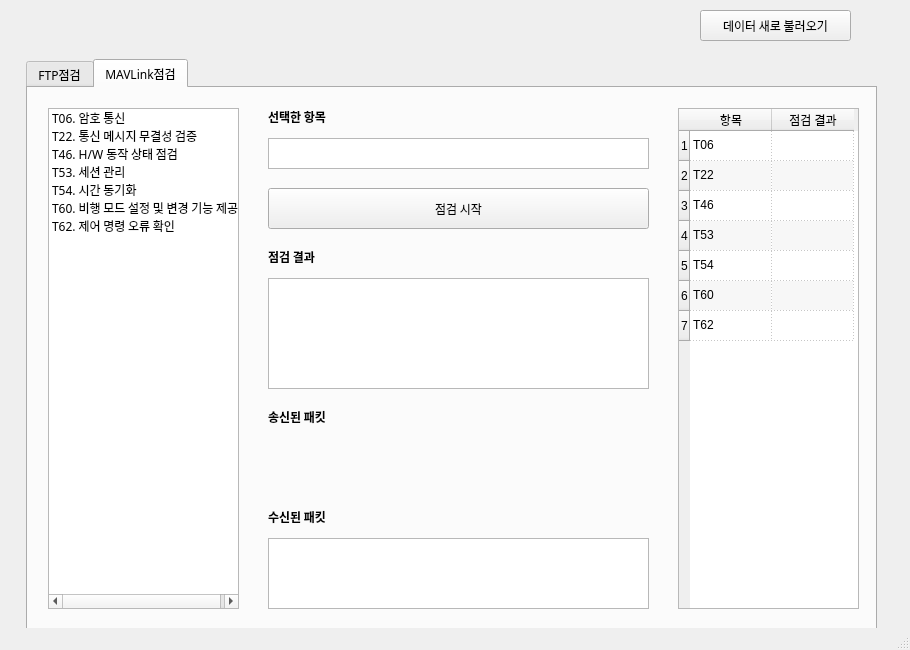
Herrtane/PX4Inspector, file ui/PX4Inspector.ui: the form before one commit.
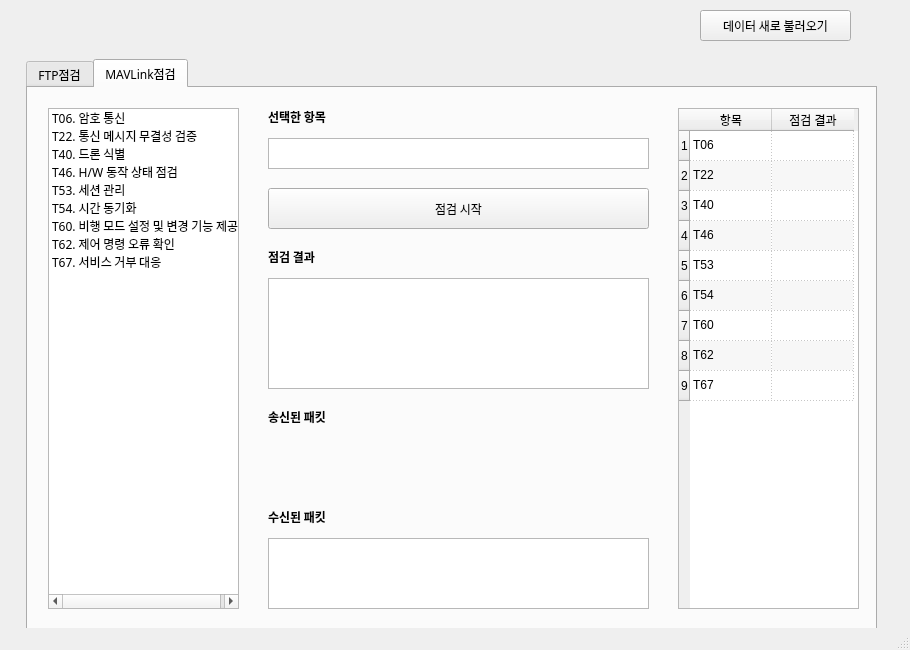
The form after the commit. The open tabs and pages were chosen to show the change.

Diff of the .ui file:
```diff
--- a/ui/PX4Inspector.ui
+++ b/ui/PX4Inspector.ui
@@ -352,6 +352,11 @@
         <string>T22. 통신 메시지 무결성 검증</string>
        </property>
       </item>
+      <item>
+       <property name="text">
+        <string>T40. 드론 식별</string>
+       </property>
+      </item>
       <item>
        <property name="text">
         <string>T46. H/W 동작 상태 점검</string>
@@ -377,6 +382,11 @@
         <string>T62. 제어 명령 오류 확인</string>
        </property>
       </item>
+      <item>
+       <property name="text">
+        <string>T67. 서비스 거부 대응</string>
+       </property>
+      </item>
      </widget>
      <widget class="QTableWidget" name="mavlink_result_tableWidget">
       <property name="geometry">
@@ -445,6 +455,16 @@
         <string>7</string>
        </property>
       </row>
+      <row>
+       <property name="text">
+        <string>8</string>
+       </property>
+      </row>
+      <row>
+       <property name="text">
+        <string>9</string>
+       </property>
+      </row>
       <column>
        <property name="text">
         <string>항목</string>
@@ -477,39 +497,39 @@
       </item>
       <item row="2" column="0">
        <property name="text">
+        <string>T40</string>
+       </property>
+      </item>
+      <item row="2" column="1">
+       <property name="text">
+        <string/>
+       </property>
+      </item>
+      <item row="3" column="0">
+       <property name="text">
         <string>T46</string>
        </property>
       </item>
-      <item row="2" column="1">
+      <item row="3" column="1">
        <property name="text">
         <string/>
        </property>
       </item>
-      <item row="3" column="0">
+      <item row="4" column="0">
        <property name="text">
         <string>T53</string>
        </property>
       </item>
-      <item row="3" column="1">
+      <item row="4" column="1">
        <property name="text">
         <string/>
        </property>
       </item>
-      <item row="4" column="0">
+      <item row="5" column="0">
        <property name="text">
         <string>T54</string>
        </property>
       </item>
-      <item row="4" column="1">
-       <property name="text">
-        <string/>
-       </property>
-      </item>
-      <item row="5" column="0">
-       <property name="text">
-        <string>T60</string>
-       </property>
-      </item>
       <item row="5" column="1">
        <property name="text">
         <string/>
@@ -517,9 +537,19 @@
       </item>
       <item row="6" column="0">
        <property name="text">
+        <string>T60</string>
+       </property>
+      </item>
+      <item row="7" column="0">
+       <property name="text">
         <string>T62</string>
        </property>
       </item>
+      <item row="8" column="0">
+       <property name="text">
+        <string>T67</string>
+       </property>
+      </item>
      </widget>
      <widget class="QPushButton" name="mavlink_start_pushButton">
       <property name="geometry">
```
Left out of the diff: 2 changed lines with no effect on the pictures.
